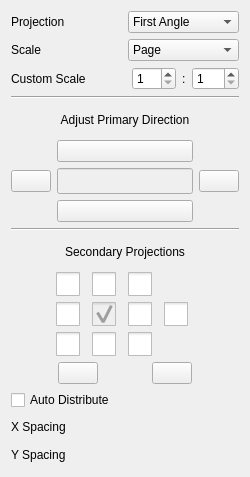
southseact-3d/fcd, file src/Mod/TechDraw/Gui/TaskProjGroup.ui: the form before one commit.
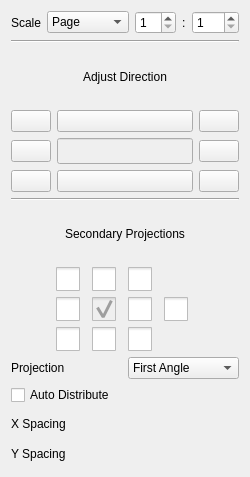
The form after the commit. Icons and pictures are not drawn. Custom widgets are drawn as their Qt base class.

Commit message: TechDraw: Add taskbox to Part View. Removes Projection Group from toolbar.

The edit to the form file:
```diff
--- a/src/Mod/TechDraw/Gui/TaskProjGroup.ui
+++ b/src/Mod/TechDraw/Gui/TaskProjGroup.ui
@@ -26,39 +26,6 @@
    <string>Projection Group</string>
   </property>
   <layout class="QVBoxLayout" name="verticalLayout">
-   <item>
-    <layout class="QHBoxLayout" name="horizontalLayout_3">
-     <item>
-      <widget class="QLabel" name="label_7">
-       <property name="text">
-        <string>Projection</string>
-       </property>
-      </widget>
-     </item>
-     <item>
-      <widget class="QComboBox" name="projection">
-       <property name="toolTip">
-        <string>First or Third Angle</string>
-       </property>
-       <item>
-        <property name="text">
-         <string>First Angle</string>
-        </property>
-       </item>
-       <item>
-        <property name="text">
-         <string>Third Angle</string>
-        </property>
-       </item>
-       <item>
-        <property name="text">
-         <string>Page</string>
-        </property>
-       </item>
-      </widget>
-     </item>
-    </layout>
-   </item>
    <item>
     <layout class="QHBoxLayout" name="horizontalLayout_5">
      <item>
@@ -90,17 +57,6 @@
        </item>
       </widget>
      </item>
-    </layout>
-   </item>
-   <item>
-    <layout class="QHBoxLayout" name="horizontalLayout_6" stretch="0,0,1,0,1">
-     <item>
-      <widget class="QLabel" name="label_2">
-       <property name="text">
-        <string>Custom Scale</string>
-       </property>
-      </widget>
-     </item>
      <item>
       <spacer name="horizontalSpacer_3">
        <property name="orientation">
@@ -176,7 +132,7 @@
         </sizepolicy>
        </property>
        <property name="text">
-        <string>Adjust Primary Direction</string>
+        <string>Adjust Direction</string>
        </property>
        <property name="scaledContents">
         <bool>true</bool>
@@ -193,6 +149,27 @@
    </item>
    <item>
     <layout class="QGridLayout" name="gridLayout" columnstretch="0,0,0">
+     <item row="0" column="0">
+      <widget class="QPushButton" name="butCWRotate">
+       <property name="toolTip">
+        <string>Spin clock wise</string>
+       </property>
+       <property name="text">
+        <string/>
+       </property>
+       <property name="icon">
+        <iconset>
+         <normalon>:/icons/arrow-cw.svg</normalon>
+        </iconset>
+       </property>
+       <property name="iconSize">
+        <size>
+         <width>24</width>
+         <height>24</height>
+        </size>
+       </property>
+      </widget>
+     </item>
      <item row="0" column="1">
       <widget class="QPushButton" name="butTopRotate">
        <property name="sizePolicy">
@@ -220,6 +197,27 @@
        </property>
       </widget>
      </item>
+     <item row="0" column="2">
+      <widget class="QPushButton" name="butCCWRotate">
+       <property name="toolTip">
+        <string>Spin counter clock wise</string>
+       </property>
+       <property name="text">
+        <string/>
+       </property>
+       <property name="icon">
+        <iconset>
+         <normalon>:/icons/arrow-ccw.svg</normalon>
+        </iconset>
+       </property>
+       <property name="iconSize">
+        <size>
+         <width>24</width>
+         <height>24</height>
+        </size>
+       </property>
+      </widget>
+     </item>
      <item row="1" column="0">
       <widget class="QPushButton" name="butLeftRotate">
        <property name="toolTip">
@@ -290,17 +288,25 @@
       </widget>
      </item>
      <item row="2" column="0">
-      <spacer name="horizontalSpacer_8">
-       <property name="orientation">
-        <enum>Qt::Horizontal</enum>
+      <widget class="QPushButton" name="butFront">
+       <property name="toolTip">
+        <string>Set document front view as primary direction.</string>
        </property>
-       <property name="sizeHint" stdset="0">
+       <property name="text">
+        <string/>
+       </property>
+       <property name="icon">
+        <iconset>
+         <normalon>:/icons/view-front.svg</normalon>
+        </iconset>
+       </property>
+       <property name="iconSize">
         <size>
-         <width>40</width>
-         <height>20</height>
+         <width>24</width>
+         <height>24</height>
         </size>
        </property>
-      </spacer>
+      </widget>
      </item>
      <item row="2" column="1">
       <widget class="QPushButton" name="butDownRotate">
@@ -324,17 +330,25 @@
       </widget>
      </item>
      <item row="2" column="2">
-      <spacer name="horizontalSpacer_7">
-       <property name="orientation">
-        <enum>Qt::Horizontal</enum>
+      <widget class="QPushButton" name="butCam">
+       <property name="toolTip">
+        <string>Set direction of the camera, or selected face if any, as primary direction.</string>
        </property>
-       <property name="sizeHint" stdset="0">
+       <property name="text">
+        <string/>
+       </property>
+       <property name="icon">
+        <iconset>
+         <normalon>:/icons/TechDraw_CameraOrientation.svg</normalon>
+        </iconset>
+       </property>
+       <property name="iconSize">
         <size>
-         <width>40</width>
-         <height>20</height>
+         <width>24</width>
+         <height>24</height>
         </size>
        </property>
-      </spacer>
+      </widget>
      </item>
     </layout>
    </item>
@@ -575,27 +589,11 @@
     </layout>
    </item>
    <item>
-    <layout class="QHBoxLayout" name="horizontalLayout">
+    <layout class="QHBoxLayout" name="horizontalLayout_3">
      <item>
-      <spacer name="horizontalSpacer_4">
-       <property name="orientation">
-        <enum>Qt::Horizontal</enum>
-       </property>
-       <property name="sizeHint" stdset="0">
-        <size>
-         <width>40</width>
-         <height>20</height>
-        </size>
-       </property>
-      </spacer>
-     </item>
-     <item>
-      <widget class="QPushButton" name="butCWRotate">
-       <property name="toolTip">
-        <string>Spin CW</string>
-       </property>
+      <widget class="QLabel" name="label_7">
        <property name="text">
-        <string/>
+        <string>Projection</string>
        </property>
        <property name="icon">
         <iconset>
@@ -605,46 +603,27 @@
       </widget>
      </item>
      <item>
-      <spacer name="horizontalSpacer_6">
-       <property name="orientation">
-        <enum>Qt::Horizontal</enum>
-       </property>
-       <property name="sizeHint" stdset="0">
-        <size>
-         <width>40</width>
-         <height>20</height>
-        </size>
-       </property>
-      </spacer>
-     </item>
-     <item>
-      <widget class="QPushButton" name="butCCWRotate">
+      <widget class="QComboBox" name="projection">
        <property name="toolTip">
         <string>Spin CCW</string>
        </property>
-       <property name="text">
-        <string/>
-       </property>
-       <property name="icon">
-        <iconset>
-         <normalon>:/icons/arrow-ccw.svg</normalon>
-        </iconset>
-       </property>
+       <item>
+        <property name="text">
+         <string>First Angle</string>
+        </property>
+       </item>
+       <item>
+        <property name="text">
+         <string>Third Angle</string>
+        </property>
+       </item>
+       <item>
+        <property name="text">
+         <string>Page</string>
+        </property>
+       </item>
       </widget>
      </item>
-     <item>
-      <spacer name="horizontalSpacer_5">
-       <property name="orientation">
-        <enum>Qt::Horizontal</enum>
-       </property>
-       <property name="sizeHint" stdset="0">
-        <size>
-         <width>40</width>
-         <height>20</height>
-        </size>
-       </property>
-      </spacer>
-     </item>
     </layout>
    </item>
    <item>
```
Left out of the diff: 7 changed lines with no effect on the pictures. The commit also changes 10 other files.
